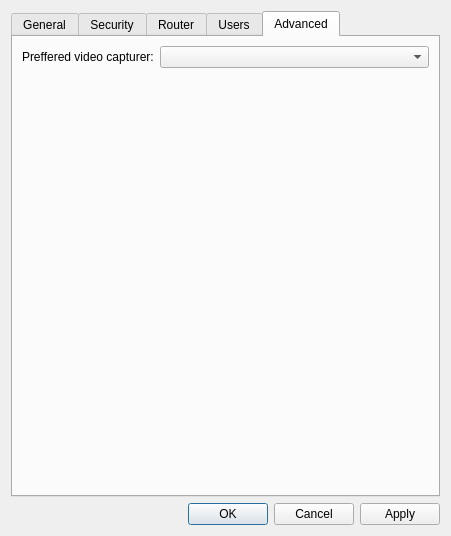
Old version of the form source/host/ui/config_dialog.ui in the repository dchapyshev/aspia.
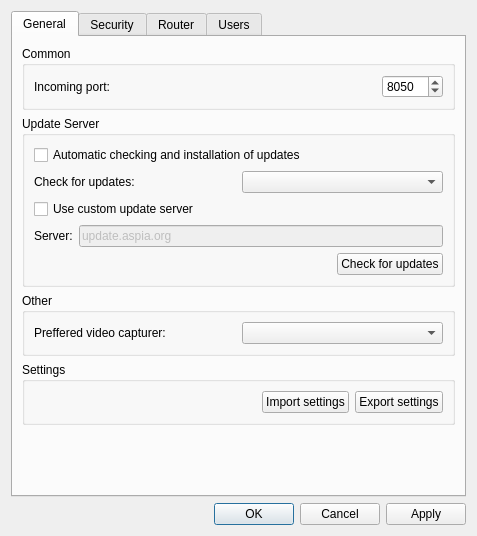
New version of the form. The open tabs and pages were chosen to show the change. Icons and pictures are not drawn.

Commit message: Move preferred capturer option to general tab.

The edit to the form file:
```diff
--- a/source/host/ui/config_dialog.ui
+++ b/source/host/ui/config_dialog.ui
@@ -6,7 +6,7 @@
    <rect>
     <x>0</x>
     <y>0</y>
-    <width>451</width>
+    <width>477</width>
     <height>536</height>
    </rect>
   </property>
@@ -152,10 +152,29 @@
          </layout>
         </widget>
        </item>
+       <item>
+        <widget class="QGroupBox" name="groupBox_3">
+         <property name="title">
+          <string>Other</string>
+         </property>
+         <layout class="QHBoxLayout" name="horizontalLayout_2">
+          <item>
+           <widget class="QLabel" name="label_video_capturer">
+            <property name="text">
+             <string>Preffered video capturer:</string>
+            </property>
+           </widget>
+          </item>
+          <item>
+           <widget class="QComboBox" name="combo_video_capturer"/>
+          </item>
+         </layout>
+        </widget>
+       </item>
        <item>
         <widget class="QGroupBox" name="groupbox_import_export">
          <property name="title">
-          <string>Other</string>
+          <string>Settings</string>
          </property>
          <layout class="QHBoxLayout" name="horizontalLayout_3">
           <item>
@@ -560,40 +579,6 @@
        </item>
       </layout>
      </widget>
-     <widget class="QWidget" name="tab_advanced">
-      <attribute name="title">
-       <string>Advanced</string>
-      </attribute>
-      <layout class="QVBoxLayout" name="verticalLayout_7">
-       <item>
-        <layout class="QFormLayout" name="formLayout">
-         <item row="0" column="0">
-          <widget class="QLabel" name="label_video_capturer">
-           <property name="text">
-            <string>Preffered video capturer:</string>
-           </property>
-          </widget>
-         </item>
-         <item row="0" column="1">
-          <widget class="QComboBox" name="combo_video_capturer"/>
-         </item>
-        </layout>
-       </item>
-       <item>
-        <spacer name="verticalSpacer_4">
-         <property name="orientation">
-          <enum>Qt::Orientation::Vertical</enum>
-         </property>
-         <property name="sizeHint" stdset="0">
-          <size>
-           <width>20</width>
-           <height>0</height>
-          </size>
-         </property>
-        </spacer>
-       </item>
-      </layout>
-     </widget>
     </widget>
    </item>
    <item>
```
Left out of the diff: 2 changed lines with no effect on the pictures. The commit also changes 1 other file.
